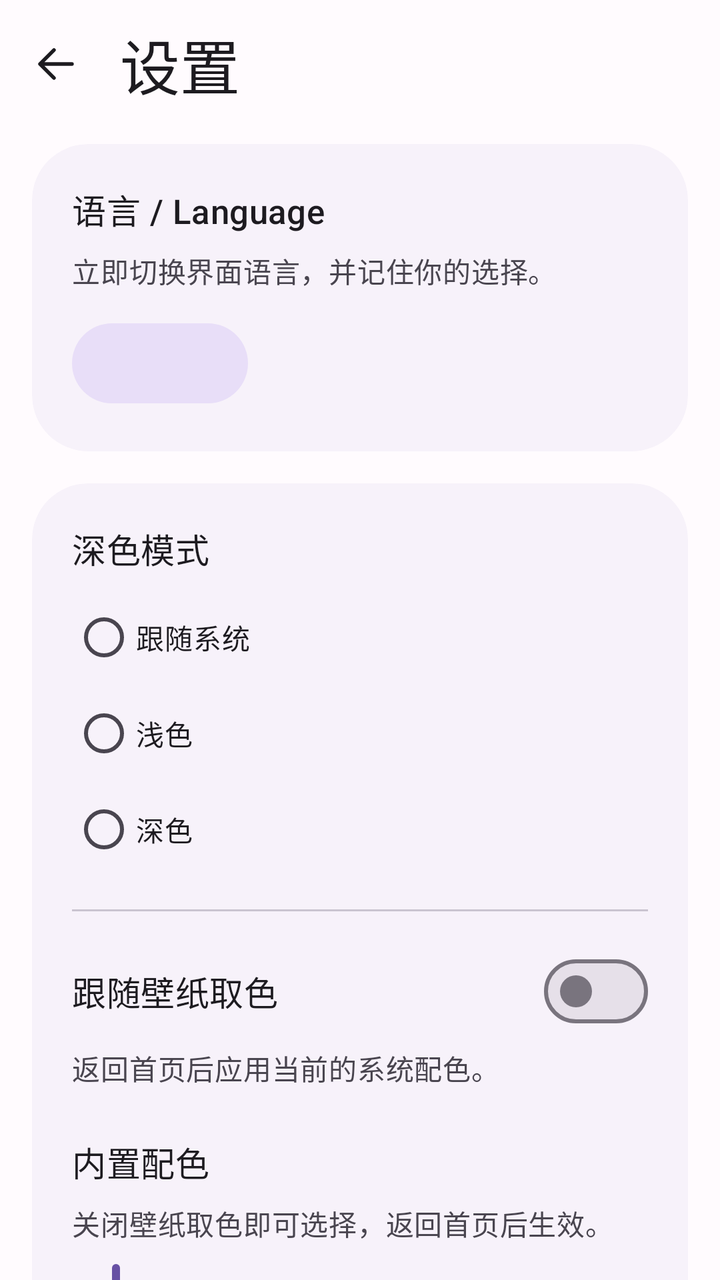
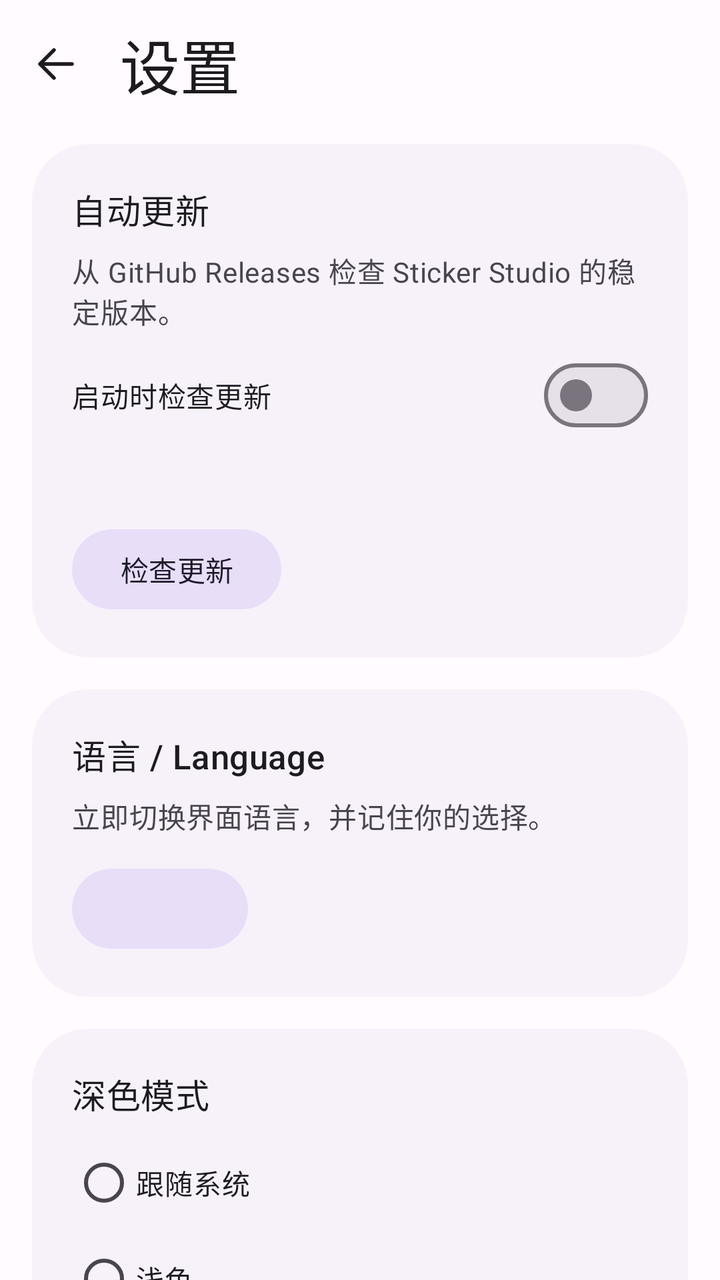

Compare the two renders of this Android layout. The source of the first and the diff that turns it into the second are given below.
<!-- AndroidManifest.xml: application theme AppTheme -->
<!-- res/layout/activity_settings.xml -->
<?xml version="1.0" encoding="utf-8"?>
<androidx.coordinatorlayout.widget.CoordinatorLayout
    xmlns:android="http://schemas.android.com/apk/res/android"
    xmlns:app="http://schemas.android.com/apk/res-auto"
    android:id="@+id/settings_root"
    android:layout_width="match_parent"
    android:layout_height="match_parent"
    android:background="?attr/colorSurface">

    <com.google.android.material.appbar.AppBarLayout
        android:layout_width="match_parent"
        android:layout_height="wrap_content"
        android:background="?attr/colorSurface"
        android:stateListAnimator="@null"
        app:elevation="0dp"
        app:liftOnScroll="false">

        <com.google.android.material.appbar.MaterialToolbar
            android:id="@+id/settings_toolbar"
            android:layout_width="match_parent"
            android:layout_height="?attr/actionBarSize"
            app:navigationIcon="@drawable/ic_back"
            app:navigationContentDescription="@string/navigate_back"
            app:title="@string/settings_title"
            app:titleTextAppearance="@style/TextAppearance.App.Headline" />
    </com.google.android.material.appbar.AppBarLayout>

    <androidx.core.widget.NestedScrollView
        android:layout_width="match_parent"
        android:layout_height="match_parent"
        android:clipToPadding="false"
        android:fillViewport="true"
        app:layout_behavior="@string/appbar_scrolling_view_behavior">

        <LinearLayout
            android:layout_width="match_parent"
            android:layout_height="wrap_content"
            android:orientation="vertical"
            android:paddingStart="16dp"
            android:paddingTop="8dp"
            android:paddingEnd="16dp"
            android:paddingBottom="24dp">

            <com.google.android.material.card.MaterialCardView
                style="@style/Widget.App.Card"
                android:layout_width="match_parent"
                android:layout_height="wrap_content"
                android:layout_marginBottom="16dp">

                <LinearLayout
                    android:layout_width="match_parent"
                    android:layout_height="wrap_content"
                    android:orientation="vertical">

                    <TextView
                        android:layout_width="match_parent"
                        android:layout_height="wrap_content"
                        android:text="@string/settings_language"
                        android:textAppearance="@style/TextAppearance.App.Title" />

                    <TextView
                        android:layout_width="match_parent"
                        android:layout_height="wrap_content"
                        android:layout_marginTop="8dp"
                        android:text="@string/settings_language_summary"
                        android:textAppearance="@style/TextAppearance.App.Body"
                        android:textColor="?attr/colorOnSurfaceVariant" />

                    <com.google.android.material.button.MaterialButton
                        android:id="@+id/language_button"
                        style="@style/Widget.Material3.Button.TonalButton"
                        android:layout_width="wrap_content"
                        android:layout_height="wrap_content"
                        android:layout_marginTop="12dp"
                        android:ellipsize="end"
                        android:maxLines="2"
                        android:minHeight="48dp" />
                </LinearLayout>
            </com.google.android.material.card.MaterialCardView>

            <com.google.android.material.card.MaterialCardView
                style="@style/Widget.App.Card"
                android:layout_width="match_parent"
                android:layout_height="wrap_content"
                android:layout_marginBottom="16dp">

                <LinearLayout
                    android:layout_width="match_parent"
                    android:layout_height="wrap_content"
                    android:orientation="vertical">

                    <TextView
                        android:layout_width="match_parent"
                        android:layout_height="wrap_content"
                        android:layout_marginBottom="8dp"
                        android:text="@string/settings_theme"
                        android:textAppearance="@style/TextAppearance.App.Title" />

                    <com.google.android.material.radiobutton.MaterialRadioButton
                        android:id="@+id/mode_system"
                        android:layout_width="match_parent"
                        android:layout_height="wrap_content"
                        android:minHeight="48dp"
                        android:paddingTop="8dp"
                        android:paddingBottom="8dp"
                        android:text="@string/mode_system"
                        android:textAppearance="@style/TextAppearance.App.Body" />

                    <com.google.android.material.radiobutton.MaterialRadioButton
                        android:id="@+id/mode_light"
                        android:layout_width="match_parent"
                        android:layout_height="wrap_content"
                        android:minHeight="48dp"
                        android:paddingTop="8dp"
                        android:paddingBottom="8dp"
                        android:text="@string/mode_light"
                        android:textAppearance="@style/TextAppearance.App.Body" />

                    <com.google.android.material.radiobutton.MaterialRadioButton
                        android:id="@+id/mode_dark"
                        android:layout_width="match_parent"
                        android:layout_height="wrap_content"
                        android:minHeight="48dp"
                        android:paddingTop="8dp"
                        android:paddingBottom="8dp"
                        android:text="@string/mode_dark"
                        android:textAppearance="@style/TextAppearance.App.Body" />

                    <View
                        android:layout_width="match_parent"
                        android:layout_height="1dp"
                        android:layout_marginTop="16dp"
                        android:layout_marginBottom="16dp"
                        android:background="?attr/colorOutlineVariant" />

                    <com.google.android.material.materialswitch.MaterialSwitch
                        android:id="@+id/dynamic_switch"
                        android:layout_width="match_parent"
                        android:layout_height="wrap_content"
                        android:saveEnabled="false"
                        android:minHeight="48dp"
                        android:paddingTop="8dp"
                        android:paddingBottom="8dp"
                        android:text="@string/settings_dynamic"
                        android:textAppearance="@style/TextAppearance.App.Title" />

                    <TextView
                        android:layout_width="match_parent"
                        android:id="@+id/dynamic_color_summary"
                        android:layout_height="wrap_content"
                        android:layout_marginTop="4dp"
                        android:text="@string/settings_dynamic_summary"
                        android:textAppearance="@style/TextAppearance.App.Body"
                        android:textColor="?attr/colorOnSurfaceVariant" />

                    <TextView
                        android:layout_width="match_parent"
                        android:layout_height="wrap_content"
                        android:layout_marginTop="24dp"
                        android:text="@string/settings_seed"
                        android:textAppearance="@style/TextAppearance.App.Title" />

                    <TextView
                        android:layout_width="match_parent"
                        android:layout_height="wrap_content"
                        android:id="@+id/seed_color_summary"
                        android:layout_marginTop="8dp"
                        android:text="@string/settings_seed_summary"
                        android:textAppearance="@style/TextAppearance.App.Body"
                        android:textColor="?attr/colorOnSurfaceVariant" />

                    <com.google.android.material.slider.Slider
                        android:id="@+id/seed_slider"
                        android:layout_width="match_parent"
                        android:layout_height="48dp"
                        android:layout_marginTop="8dp"
                        android:saveEnabled="false"
                        android:contentDescription="@string/settings_seed"
                        android:stepSize="1"
                        android:valueFrom="0"
                        android:valueTo="5" />
                </LinearLayout>
            </com.google.android.material.card.MaterialCardView>

            <com.google.android.material.card.MaterialCardView
                style="@style/Widget.App.Card"
                android:layout_width="match_parent"
                android:layout_height="wrap_content"
                android:layout_marginBottom="16dp">

                <LinearLayout
                    android:layout_width="match_parent"
                    android:layout_height="wrap_content"
                    android:orientation="vertical">

                    <TextView
                        android:layout_width="match_parent"
                        android:layout_height="wrap_content"
                        android:text="@string/source_telegram"
                        android:textAppearance="@style/TextAppearance.App.Title" />

                    <TextView
                        android:layout_width="match_parent"
                        android:layout_height="wrap_content"
                        android:layout_marginTop="8dp"
                        android:text="@string/telegram_token_help"
                        android:textAppearance="@style/TextAppearance.App.Body"
                        android:textColor="?attr/colorOnSurfaceVariant" />

                    <com.google.android.material.textfield.TextInputLayout
                        android:layout_width="match_parent"
                        android:layout_height="wrap_content"
                        android:layout_marginTop="16dp"
                        android:hint="@string/telegram_token_title"
                        app:endIconMode="none">

                        <com.google.android.material.textfield.TextInputEditText
                            android:id="@+id/telegram_token_input"
                            android:layout_width="match_parent"
                            android:layout_height="wrap_content"
                            android:importantForAutofill="no"
                            android:inputType="textPassword|textNoSuggestions"
                            android:maxLines="1"
                            android:minHeight="56dp"
                            android:saveEnabled="false"
                            android:singleLine="true" />
                    </com.google.android.material.textfield.TextInputLayout>

                    <TextView
                        android:id="@+id/telegram_bot_status"
                        android:layout_width="match_parent"
                        android:layout_height="wrap_content"
                        android:layout_marginTop="12dp"
                        android:accessibilityLiveRegion="polite"
                        android:textAppearance="@style/TextAppearance.App.Body"
                        android:textColor="?attr/colorOnSurfaceVariant" />

                    <LinearLayout
                        android:layout_width="match_parent"
                        android:layout_height="wrap_content"
                        android:layout_marginTop="16dp"
                        android:gravity="center_vertical"
                        android:orientation="horizontal">

                        <com.google.android.material.button.MaterialButton
                            android:id="@+id/telegram_save_button"
                            android:layout_width="0dp"
                            android:layout_height="wrap_content"
                            android:layout_weight="1"
                            android:ellipsize="end"
                            android:maxLines="2"
                            android:minWidth="0dp"
                            android:minHeight="56dp"
                            android:paddingTop="12dp"
                            android:paddingBottom="12dp"
                            android:text="@string/save_and_test"
                            android:insetTop="0dp"
                            android:insetBottom="0dp" />

                        <com.google.android.material.button.MaterialButton
                            android:id="@+id/telegram_clear_button"
                            style="@style/Widget.Material3.Button.TextButton"
                            android:layout_width="wrap_content"
                            android:layout_height="wrap_content"
                            android:layout_marginStart="8dp"
                            android:minWidth="64dp"
                            android:minHeight="56dp"
                            android:paddingStart="12dp"
                            android:paddingEnd="12dp"
                            android:text="@string/clear"
                            android:insetTop="0dp"
                            android:insetBottom="0dp" />
                    </LinearLayout>
                </LinearLayout>
            </com.google.android.material.card.MaterialCardView>

            <com.google.android.material.card.MaterialCardView
                style="@style/Widget.App.Card"
                android:layout_width="match_parent"
                android:layout_height="wrap_content">

                <LinearLayout
                    android:layout_width="match_parent"
                    android:layout_height="wrap_content"
                    android:orientation="vertical">

                    <TextView
                        android:layout_width="match_parent"
                        android:layout_height="wrap_content"
                        android:layout_marginBottom="8dp"
                        android:text="@string/about_title"
                        android:textAppearance="@style/TextAppearance.App.Title" />

                    <TextView
                        android:id="@+id/about_author"
                        android:layout_width="match_parent"
                        android:layout_height="wrap_content"
                        android:gravity="center_vertical"
                        android:minHeight="48dp"
                        android:paddingTop="12dp"
                        android:paddingBottom="12dp"
                        android:text="@string/about_author"
                        android:textAppearance="@style/TextAppearance.App.Body" />

                    <TextView
                        android:id="@+id/about_repository"
                        android:layout_width="match_parent"
                        android:layout_height="wrap_content"
                        android:autoLink="web"
                        android:gravity="center_vertical"
                        android:minHeight="48dp"
                        android:paddingTop="12dp"
                        android:paddingBottom="12dp"
                        android:text="@string/about_repository"
                        android:textAppearance="@style/TextAppearance.App.Body"
                        android:textColorLink="?attr/colorPrimary" />

                    <TextView
                        android:id="@+id/about_version"
                        android:layout_width="match_parent"
                        android:layout_height="wrap_content"
                        android:gravity="center_vertical"
                        android:minHeight="48dp"
                        android:paddingTop="12dp"
                        android:paddingBottom="12dp"
                        android:textAppearance="@style/TextAppearance.App.Body" />

                    <TextView
                        android:layout_width="match_parent"
                        android:layout_height="wrap_content"
                        android:layout_marginTop="8dp"
                        android:text="@string/about_license"
                        android:textAppearance="@style/TextAppearance.App.Caption"
                        android:textColor="?attr/colorOnSurfaceVariant" />
                </LinearLayout>
            </com.google.android.material.card.MaterialCardView>
        </LinearLayout>
    </androidx.core.widget.NestedScrollView>
</androidx.coordinatorlayout.widget.CoordinatorLayout>
<!-- resources referenced by this layout -->
<resources>
  <string name="about_author">作者 / 版权：midi-HL</string>
  <string name="about_license">许可：GPL-3.0-only；作者 midi-HL，仓库 https://github.com/midi-HL/wastickers-importer。第三方组件仍适用各自原许可，详见 LICENSE 与 NOTICE。</string>
  <string name="about_repository">开源仓库：https://github.com/midi-HL/wastickers-importer</string>
  <string name="about_title">关于</string>
  <string name="clear">清除</string>
  <string name="mode_dark">深色</string>
  <string name="mode_light">浅色</string>
  <string name="mode_system">跟随系统</string>
  <string name="navigate_back">返回</string>
  <string name="save_and_test">保存并测试连接</string>
  <string name="settings_dynamic">跟随壁纸取色</string>
  <string name="settings_dynamic_summary">返回首页后应用当前的系统配色。</string>
  <string name="settings_language">语言 / Language</string>
  <string name="settings_language_summary">立即切换界面语言，并记住你的选择。</string>
  <string name="settings_seed">内置配色</string>
  <string name="settings_seed_summary">关闭壁纸取色即可选择，返回首页后生效。</string>
  <string name="settings_theme">深色模式</string>
  <string name="settings_title">设置</string>
  <string name="source_telegram">Telegram</string>
  <string name="telegram_token_help">在 Telegram 找 @BotFather → /newbot → 按提示命名 → 复制 token。仅用于访问 api.telegram.org，保存在 Android Keystore 加密的 SharedPreferences。</string>
  <string name="telegram_token_title">Telegram Bot Token</string>
  <style name="TextAppearance.App.Body" parent="TextAppearance.Material3.BodyMedium">
          <item name="android:textSize">14sp</item>
          <item name="fontFamily">sans</item>
      </style>
  <style name="TextAppearance.App.Caption" parent="TextAppearance.Material3.BodySmall">
          <item name="android:textSize">12sp</item>
          <item name="fontFamily">sans</item>
      </style>
  <style name="TextAppearance.App.Headline" parent="TextAppearance.Material3.HeadlineSmall">
          <item name="android:textSize">30sp</item>
          <item name="fontFamily">sans-serif-medium</item>
      </style>
  <style name="TextAppearance.App.Title" parent="TextAppearance.Material3.TitleMedium">
          <item name="android:textSize">17sp</item>
          <item name="fontFamily">sans-serif-medium</item>
      </style>
  <style name="AppTheme" parent="Base.AppTheme" />
  <color name="seed_primary">#FF6750A4</color>
  <color name="seed_on_primary">#FFFFFFFF</color>
  <color name="seed_primary_container">#FFEADDFF</color>
  <color name="seed_on_primary_container">#FF21005D</color>
  <color name="md3_surface">#FFFFFBFE</color>
  <color name="md3_surface_container">#FFF3EDF7</color>
  <color name="md3_surface_container_low">#FFF7F2FA</color>
  <color name="md3_surface_container_high">#FFECE6F0</color>
  <style name="ShapeAppearance.App.Small" parent="ShapeAppearance.Material3.Corner.Medium"><item name="cornerSize">16dp</item></style>
  <style name="ShapeAppearance.App.Medium" parent="ShapeAppearance.Material3.Corner.Large"><item name="cornerSize">24dp</item></style>
  <style name="ShapeAppearance.App.Large" parent="ShapeAppearance.Material3.Corner.ExtraLarge"><item name="cornerSize">28dp</item></style>
  <style name="ThemeOverlay.App.BottomSheet" parent="ThemeOverlay.Material3.BottomSheetDialog">
          <item name="bottomSheetStyle">@style/Widget.App.BottomSheet</item>
      </style>
  <style name="Widget.App.BottomSheet" parent="Widget.Material3.BottomSheet.Modal">
          <item name="shapeAppearance">@style/ShapeAppearance.App.Large</item>
          <item name="backgroundTint">?attr/colorSurface</item>
      </style>
  <!-- unchanged entries left out for length: 4 -->
</resources>

<!-- the commit's change to res/layout/activity_settings.xml (unified diff, before → after) -->
@@ -40,6 +40,61 @@
             android:paddingTop="8dp"
             android:paddingEnd="16dp"
             android:paddingBottom="24dp">
+
+            <com.google.android.material.card.MaterialCardView
+                style="@style/Widget.App.Card"
+                android:layout_width="match_parent"
+                android:layout_height="wrap_content"
+                android:layout_marginBottom="16dp">
+
+                <LinearLayout
+                    android:layout_width="match_parent"
+                    android:layout_height="wrap_content"
+                    android:orientation="vertical">
+
+                    <TextView
+                        android:layout_width="match_parent"
+                        android:layout_height="wrap_content"
+                        android:text="@string/settings_update"
+                        android:textAppearance="@style/TextAppearance.App.Title" />
+
+                    <TextView
+                        android:layout_width="match_parent"
+                        android:layout_height="wrap_content"
+                        android:layout_marginTop="8dp"
+                        android:text="@string/settings_update_summary"
+                        android:textAppearance="@style/TextAppearance.App.Body"
+                        android:textColor="?attr/colorOnSurfaceVariant" />
+
+                    <com.google.android.material.materialswitch.MaterialSwitch
+                        android:id="@+id/update_auto_switch"
+                        android:layout_width="match_parent"
+                        android:layout_height="wrap_content"
+                        android:layout_marginTop="8dp"
+                        android:minHeight="48dp"
+                        android:saveEnabled="false"
+                        android:text="@string/settings_update_automatic"
+                        android:textAppearance="@style/TextAppearance.App.Body" />
+
+                    <TextView
+                        android:id="@+id/update_status"
+                        android:layout_width="match_parent"
+                        android:layout_height="wrap_content"
+                        android:layout_marginTop="8dp"
+                        android:accessibilityLiveRegion="polite"
+                        android:textAppearance="@style/TextAppearance.App.Body"
+                        android:textColor="?attr/colorOnSurfaceVariant" />
+
+                    <com.google.android.material.button.MaterialButton
+                        android:id="@+id/update_check_button"
+                        style="@style/Widget.Material3.Button.TonalButton"
+                        android:layout_width="wrap_content"
+                        android:layout_height="wrap_content"
+                        android:layout_marginTop="12dp"
+                        android:minHeight="48dp"
+                        android:text="@string/settings_update_check" />
+                </LinearLayout>
+            </com.google.android.material.card.MaterialCardView>
 
             <com.google.android.material.card.MaterialCardView
                 style="@style/Widget.App.Card"
@@ -295,25 +350,46 @@
                         android:id="@+id/about_author"
                         android:layout_width="match_parent"
                         android:layout_height="wrap_content"
+                        android:background="?attr/selectableItemBackground"
+                        android:clickable="true"
+                        android:focusable="true"
                         android:gravity="center_vertical"
                         android:minHeight="48dp"
                         android:paddingTop="12dp"
                         android:paddingBottom="12dp"
                         android:text="@string/about_author"
-                        android:textAppearance="@style/TextAppearance.App.Body" />
+                        android:textAppearance="@style/TextAppearance.App.Body"
+                        android:textColor="?attr/colorPrimary" />
 
                     <TextView
                         android:id="@+id/about_repository"
                         android:layout_width="match_parent"
                         android:layout_height="wrap_content"
-                        android:autoLink="web"
+                        android:background="?attr/selectableItemBackground"
+                        android:clickable="true"
+                        android:focusable="true"
                         android:gravity="center_vertical"
                         android:minHeight="48dp"
                         android:paddingTop="12dp"
                         android:paddingBottom="12dp"
                         android:text="@string/about_repository"
                         android:textAppearance="@style/TextAppearance.App.Body"
-                        android:textColorLink="?attr/colorPrimary" />
+                        android:textColor="?attr/colorPrimary" />
+
+                    <TextView
+                        android:id="@+id/about_group"
+                        android:layout_width="match_parent"
+                        android:layout_height="wrap_content"
+                        android:background="?attr/selectableItemBackground"
+                        android:clickable="true"
+                        android:focusable="true"
+                        android:gravity="center_vertical"
+                        android:minHeight="48dp"
+                        android:paddingTop="12dp"
+                        android:paddingBottom="12dp"
+                        android:text="@string/about_group"
+                        android:textAppearance="@style/TextAppearance.App.Body"
+                        android:textColor="?attr/colorPrimary" />
 
                     <TextView
                         android:id="@+id/about_version"
<!-- resource entries referenced after the edit -->
@@ -1,8 +1,9 @@
 <!-- resources referenced by this layout -->
 <resources>
-  <string name="about_author">作者 / 版权：midi-HL</string>
-  <string name="about_license">许可：GPL-3.0-only；作者 midi-HL，仓库 https://github.com/midi-HL/wastickers-importer。第三方组件仍适用各自原许可，详见 LICENSE 与 NOTICE。</string>
-  <string name="about_repository">开源仓库：https://github.com/midi-HL/wastickers-importer</string>
+  <string name="about_author">作者：github.com/midi-HL</string>
+  <string name="about_group">交流群：t.me/sticker_studio_android</string>
+  <string name="about_license">许可：GPL-3.0-only。© midi-HL。第三方组件保留各自的许可证，详见 LICENSE 与 NOTICE。</string>
+  <string name="about_repository">开源仓库：midi-HL/wastickers-importer</string>
   <string name="about_title">关于</string>
   <string name="clear">清除</string>
   <string name="mode_dark">深色</string>
@@ -18,6 +19,10 @@
   <string name="settings_seed_summary">关闭壁纸取色即可选择，返回首页后生效。</string>
   <string name="settings_theme">深色模式</string>
   <string name="settings_title">设置</string>
+  <string name="settings_update">自动更新</string>
+  <string name="settings_update_automatic">启动时检查更新</string>
+  <string name="settings_update_check">检查更新</string>
+  <string name="settings_update_summary">从 GitHub Releases 检查 Sticker Studio 的稳定版本。</string>
   <string name="source_telegram">Telegram</string>
   <string name="telegram_token_help">在 Telegram 找 @BotFather → /newbot → 按提示命名 → 复制 token。仅用于访问 api.telegram.org，保存在 Android Keystore 加密的 SharedPreferences。</string>
   <string name="telegram_token_title">Telegram Bot Token</string>
